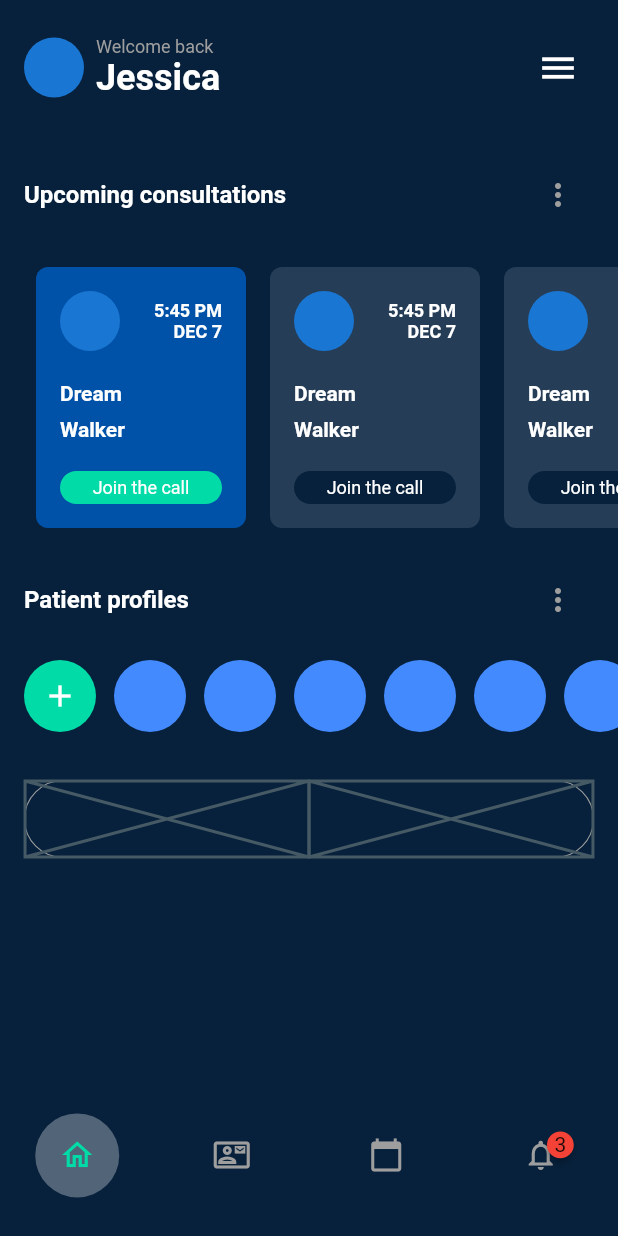
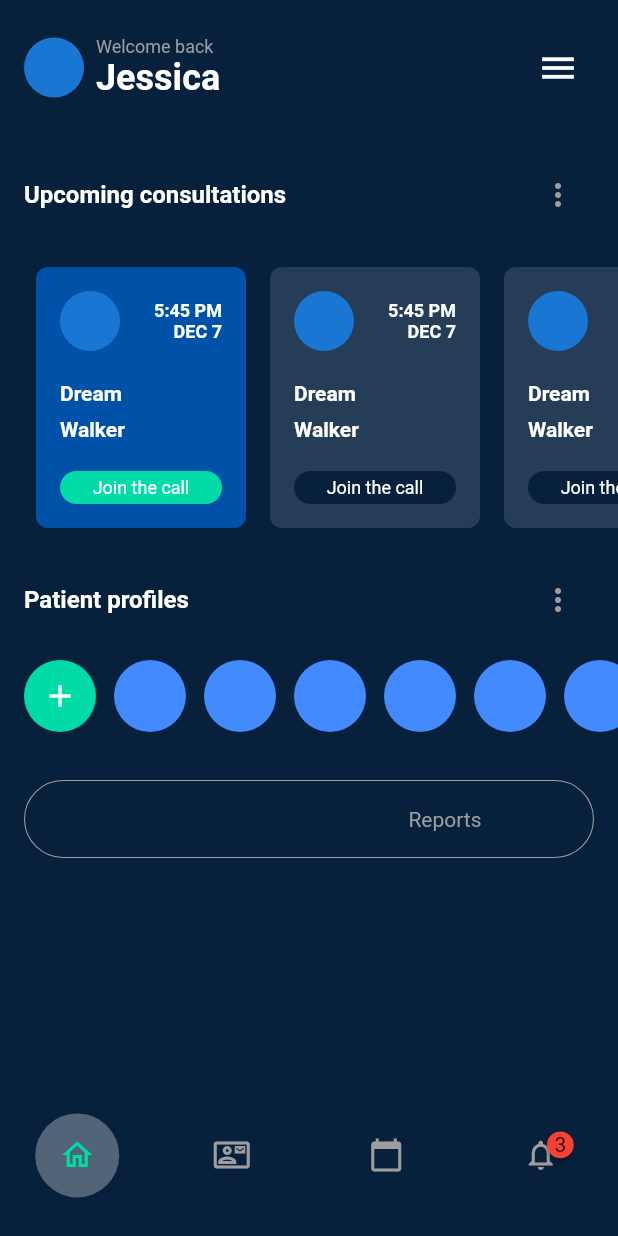
Before and after one commit to JAICHANGPARK/flutter_notebook_17th_story, a Flutter app: the MedicalMainPage screen opened directly, on a phone screen of 412 x 824 dp. Run offline on Flutter 3.47's test engine with Material 2 defaults, Android fonts, the phone set to English and light mode, and no system bars; drawn by our look-alikes of badges; our stand-ins replace cached_network_image, fl_chart, flutter_riverpod, freezed_annotation, ionicons, percent_indicator; network calls fail.

Commit message:
Update medical_main_page.dart

```diff
--- a/lib/ep1032_medical_app/src/medical_main_page.dart
+++ b/lib/ep1032_medical_app/src/medical_main_page.dart
@@ -1,4 +1,5 @@
 import 'package:badges/badges.dart';
+import 'package:flutter/cupertino.dart';
 import 'package:flutter/material.dart';
 
 class MedicalMainPage extends StatelessWidget {
@@ -216,20 +217,35 @@ class MedicalMainPage extends StatelessWidget {
                       ),
                     ),
                   ),
-                  const SizedBox(height: 16,),
+                  const SizedBox(
+                    height: 16,
+                  ),
                   Padding(
                     padding: const EdgeInsets.all(16.0),
                     child: Container(
                       height: 52,
                       decoration: BoxDecoration(
-                        border: Border.all(color: Colors.grey,
-                        width: 0.7),
-                        borderRadius: BorderRadius.circular(36)
-                      ),
+                          border: Border.all(color: Colors.grey, width: 0.7), borderRadius: BorderRadius.circular(36)),
+                      padding: EdgeInsets.symmetric(horizontal: 8, vertical: 2),
                       child: Row(
-                        children: const [
-                          Expanded(child: Placeholder()),
-                          Expanded(child: Placeholder()),
+                        children: [
+                          Expanded(
+                              child: Stack(
+                            children: [
+                              Positioned(child: Container())
+                            ],
+                          )),
+                          Expanded(
+                              child: Container(
+                            child: Center(
+                              child: Text(
+                                "Reports",
+                                style: TextStyle(
+                                  color: Colors.grey,
+                                ),
+                              ),
+                            ),
+                          )),
                         ],
                       ),
                     ),
```
